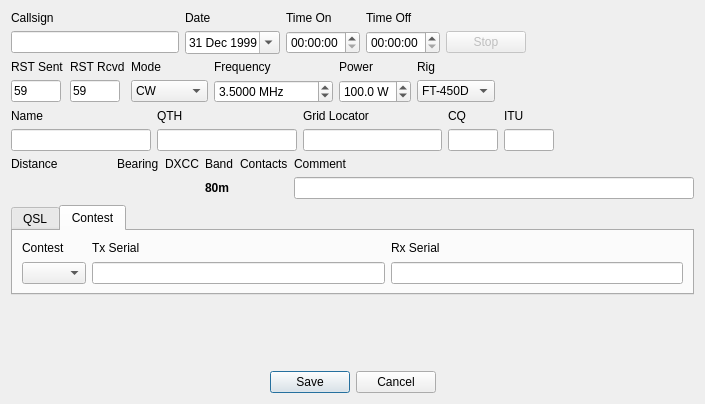
Above: newcontactwidget.ui from 7h0ma5/OpenShack before the change. Below: the same form after it.
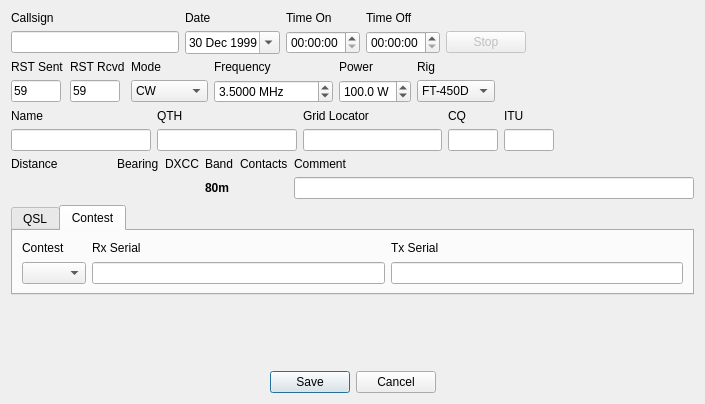
That is the form after the change. The open tabs and pages were chosen to show the change.

```diff
--- a/newcontactwidget.ui
+++ b/newcontactwidget.ui
@@ -111,12 +111,12 @@
          </property>
          <property name="dateTime">
           <datetime>
-           <hour>0</hour>
+           <hour>22</hour>
            <minute>0</minute>
            <second>0</second>
            <year>1999</year>
            <month>12</month>
-           <day>31</day>
+           <day>30</day>
           </datetime>
          </property>
          <property name="calendarPopup">
@@ -663,13 +663,6 @@
          <item row="3" column="2">
           <widget class="QLineEdit" name="lineEdit_3"/>
          </item>
-         <item row="0" column="1">
-          <widget class="QLabel" name="label_2">
-           <property name="text">
-            <string>Tx Serial</string>
-           </property>
-          </widget>
-         </item>
          <item row="0" column="2">
           <widget class="QLabel" name="label_3">
            <property name="text">
@@ -677,9 +670,6 @@
            </property>
           </widget>
          </item>
-         <item row="3" column="1">
-          <widget class="QLineEdit" name="lineEdit_2"/>
-         </item>
          <item row="0" column="0">
           <widget class="QLabel" name="label_4">
            <property name="text">
@@ -701,6 +691,16 @@
            </item>
           </widget>
          </item>
+         <item row="0" column="4">
+          <widget class="QLabel" name="label_2">
+           <property name="text">
+            <string>Tx Serial</string>
+           </property>
+          </widget>
+         </item>
+         <item row="3" column="4">
+          <widget class="QLineEdit" name="lineEdit_2"/>
+         </item>
         </layout>
        </widget>
       </widget>
```
Left out of the diff: 10 changed lines with no effect on the pictures.
